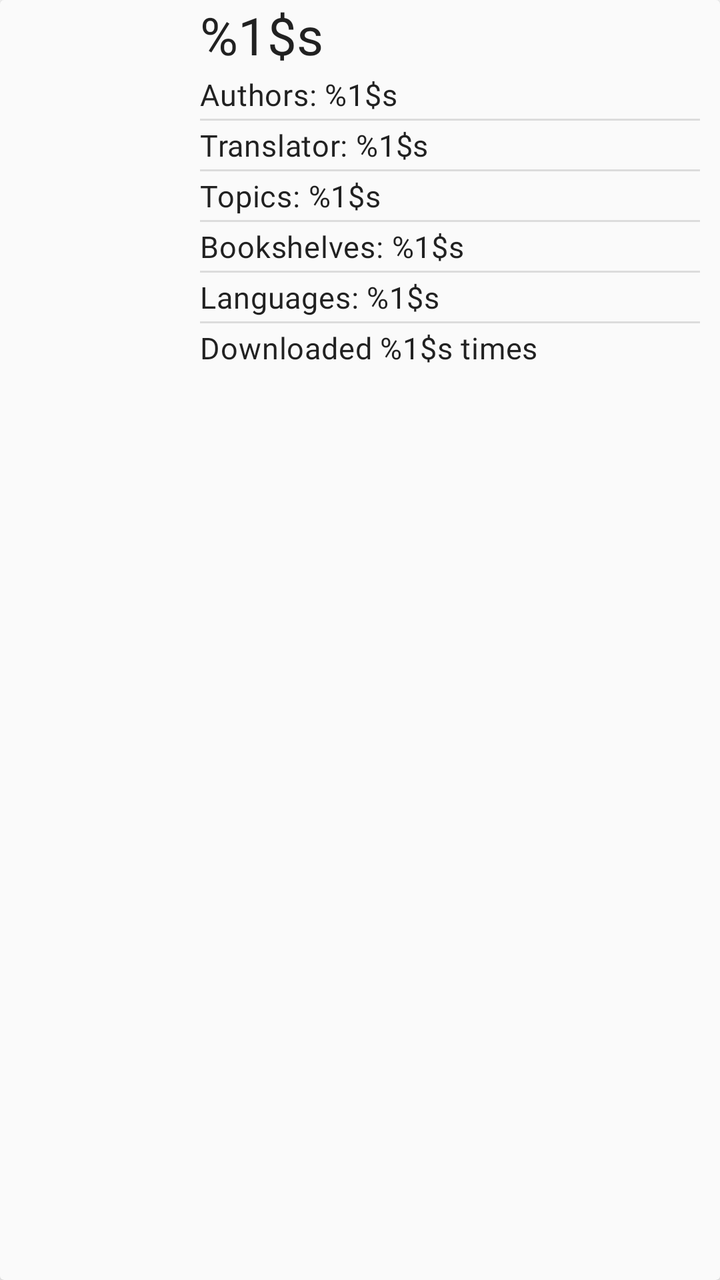
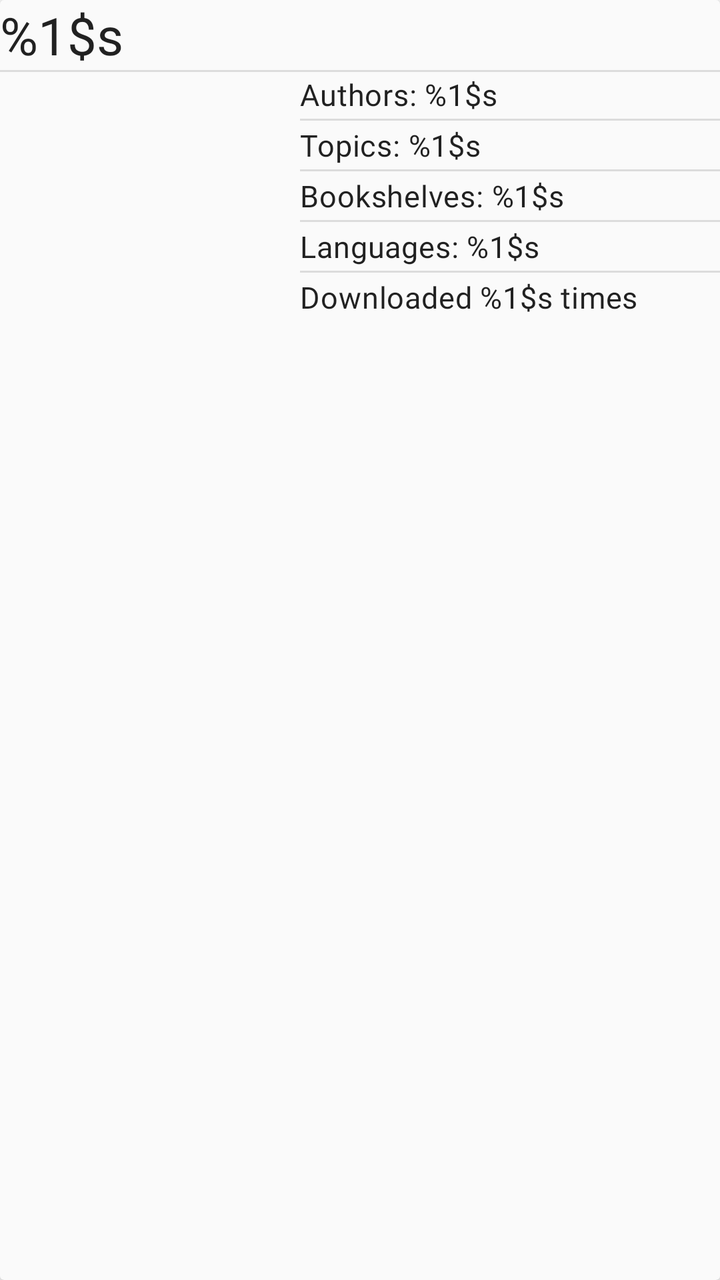

Compare the two renders of this Android layout. The source of the first and the diff that turns it into the second are given below.
<!-- AndroidManifest.xml: another module's application theme Theme.ECatalogs -->
<!-- res/layout/book_entry.xml -->
<?xml version="1.0" encoding="utf-8"?>
<androidx.cardview.widget.CardView xmlns:android="http://schemas.android.com/apk/res/android"
    xmlns:app="http://schemas.android.com/apk/res-auto"
    android:id="@+id/book_entry_card_view"
    android:layout_width="match_parent"
    android:layout_height="wrap_content"
    android:backgroundTint="?attr/colorSurface">

    <androidx.constraintlayout.widget.ConstraintLayout
        android:layout_width="match_parent"
        android:layout_height="wrap_content">

        <com.google.android.material.imageview.ShapeableImageView
            android:layout_width="100dp"
            android:layout_height="100dp"
            android:id="@+id/image"
            app:layout_constraintTop_toTopOf="parent"
            app:layout_constraintStart_toStartOf="parent"/>

        <LinearLayout
            android:layout_width="250dp"
            android:layout_height="wrap_content"
            android:id="@+id/llayout"
            android:orientation="vertical"
            app:layout_constraintStart_toEndOf="@id/image"
            app:layout_constraintTop_toTopOf="parent"
            app:layout_constraintBottom_toBottomOf="parent">

            <TextView
                android:id="@+id/book_title"
                android:layout_width="match_parent"
                android:layout_height="wrap_content"
                android:text="@string/title"
                android:textAppearance="?attr/textAppearanceHeadline5" />

            <com.google.android.material.textview.MaterialTextView
                android:id="@+id/authors"
                android:layout_width="match_parent"
                android:layout_height="wrap_content"
                android:layout_marginVertical="@dimen/two_dimen"
                android:text="@string/authors"
                android:textAppearance="?attr/textAppearanceBody2" />

            <View style="@style/Divider.Horizontal" />

            <com.google.android.material.textview.MaterialTextView
                android:id="@+id/translators"
                android:layout_width="match_parent"
                android:layout_height="wrap_content"
                android:layout_marginVertical="@dimen/two_dimen"
                android:text="@string/translators"
                android:textAppearance="?attr/textAppearanceBody2" />

            <View style="@style/Divider.Horizontal" />

            <com.google.android.material.textview.MaterialTextView
                android:id="@+id/topics"
                android:layout_width="match_parent"
                android:layout_height="wrap_content"
                android:layout_marginVertical="@dimen/two_dimen"
                android:text="@string/topics"
                android:textAppearance="?attr/textAppearanceBody2" />

            <View style="@style/Divider.Horizontal" />

            <com.google.android.material.textview.MaterialTextView
                android:id="@+id/bookshelf"
                android:layout_width="match_parent"
                android:layout_height="wrap_content"
                android:layout_marginVertical="@dimen/two_dimen"
                android:text="@string/bookshelf"
                android:textAppearance="?attr/textAppearanceBody2" />

            <View style="@style/Divider.Horizontal" />

            <com.google.android.material.textview.MaterialTextView
                android:id="@+id/languages"
                android:layout_width="match_parent"
                android:layout_height="wrap_content"
                android:layout_marginVertical="@dimen/two_dimen"
                android:text="@string/languages"
                android:textAppearance="?attr/textAppearanceBody2" />

            <View style="@style/Divider.Horizontal" />

            <com.google.android.material.textview.MaterialTextView
                android:id="@+id/downloaded"
                android:layout_width="match_parent"
                android:layout_height="wrap_content"
                android:layout_marginVertical="@dimen/two_dimen"
                android:text="@string/downloaded"
                android:textAppearance="?attr/textAppearanceBody2" />

        </LinearLayout>


    </androidx.constraintlayout.widget.ConstraintLayout>

</androidx.cardview.widget.CardView>
<!-- resources referenced by this layout -->
<resources>
  <dimen name="two_dimen">2dp</dimen>
  <string name="authors">Authors: %1$s</string>
  <string name="bookshelf">Bookshelves: %1$s</string>
  <string name="downloaded">Downloaded %1$s times</string>
  <string name="languages">Languages: %1$s</string>
  <string name="title">%1$s</string>
  <string name="topics">Topics: %1$s</string>
  <string name="translators">Translator: %1$s</string>
  <style name="Divider.Horizontal" parent="Divider">
          <item name="android:layout_width">match_parent</item>
          <item name="android:layout_height">1dp</item>
      </style>
  <style name="Divider">
          <item name="android:background">?android:attr/listDivider</item> // can add colorur here
      </style>
  <color name="blue_grey_600">#546e7a</color>
  <color name="blue_grey_100">#819ca9</color>
  <color name="black">#000000</color>
  <color name="white">#fafafa</color>
  <color name="blue_grey_700">#29434e</color>
  <style name="ShapeAppearance.ECatalog.SmallComponent" parent="ShapeAppearance.MaterialComponents.SmallComponent">
          <item name="cornerFamily">rounded</item>
          <item name="cornerSize">@dimen/reply_small_component_corner_radius</item>
      </style>
  <style name="ShapeAppearance.ECatalog.MediumComponent" parent="ShapeAppearance.MaterialComponents.MediumComponent">
          <item name="cornerFamily">rounded</item>
          <item name="cornerSize">@dimen/reply_medium_component_corner_radius</item>
      </style>
  <style name="ShapeAppearance.ECatalog.LargeComponent" parent="ShapeAppearance.MaterialComponents.LargeComponent">
          <item name="cornerFamily">rounded</item>
          <item name="cornerSize">@dimen/reply_large_component_corner_radius</item>
      </style>
  <style name="TextAppearance.MdcTypographyStyles.Headline5" parent="TextAppearance.MaterialComponents.Headline5">
          <item name="fontFamily">@font/nunito_sans_bold</item>
          <item name="android:fontFamily">@font/nunito_sans_bold</item>
          <item name="android:textSize">26sp</item>
      </style>
  <style name="TextAppearance.MdcTypographyStyles.Body1" parent="TextAppearance.MaterialComponents.Body1">
          <item name="fontFamily">@font/nunito_sans_regular</item>
          <item name="android:fontFamily">@font/nunito_sans_regular</item>
          <item name="android:textSize">17sp</item>
      </style>
  <style name="TextAppearance.MdcTypographyStyles.Body2" parent="TextAppearance.MaterialComponents.Body2">
          <item name="fontFamily">@font/nunito_sans_regular</item>
          <item name="android:fontFamily">@font/nunito_sans_regular</item>
          <item name="android:textSize">15sp</item>
      </style>
  <style name="TextAppearance.MdcTypographyStyles.Button" parent="TextAppearance.MaterialComponents.Button">
          <item name="fontFamily">@font/nunito_sans_light</item>
          <item name="android:fontFamily">@font/nunito_sans_light</item>
          <item name="android:textSize">15sp</item>
      </style>
  <style name="TextAppearance.MdcTypographyStyles.Caption" parent="TextAppearance.MaterialComponents.Caption">
          <item name="fontFamily">@font/nunito_sans_light</item>
          <item name="android:fontFamily">@font/nunito_sans_light</item>
          <item name="android:textSize">13sp</item>
      </style>
  <style name="TextAppearance.MdcTypographyStyles.Overline" parent="TextAppearance.MaterialComponents.Overline">
          <item name="fontFamily">@font/nunito_sans_light</item>
          <item name="android:fontFamily">@font/nunito_sans_light</item>
          <item name="android:textSize">11sp</item>
      </style>
  <dimen name="reply_small_component_corner_radius">8dp</dimen>
  <dimen name="reply_medium_component_corner_radius">12dp</dimen>
  <dimen name="reply_large_component_corner_radius">24dp</dimen>
  <!-- unchanged entries left out for length: 3 -->
</resources>

<!-- the commit's change to res/layout/book_entry.xml (unified diff, before → after) -->
@@ -4,34 +4,45 @@
     android:id="@+id/book_entry_card_view"
     android:layout_width="match_parent"
     android:layout_height="wrap_content"
+    android:layout_marginBottom="8dp"
     android:backgroundTint="?attr/colorSurface">
 
     <androidx.constraintlayout.widget.ConstraintLayout
         android:layout_width="match_parent"
         android:layout_height="wrap_content">
 
+        <TextView
+            android:id="@+id/book_title"
+            android:layout_width="match_parent"
+            android:layout_height="wrap_content"
+            android:layout_marginBottom="@dimen/two_dimen"
+            android:text="@string/title"
+            android:textAppearance="?attr/textAppearanceHeadline5"
+            app:layout_constraintTop_toTopOf="parent" />
+
+        <View
+            android:id="@+id/divider_horizontal"
+            style="@style/Divider.Horizontal"
+            app:layout_constraintStart_toStartOf="parent"
+            app:layout_constraintTop_toBottomOf="@id/book_title" />
+
         <com.google.android.material.imageview.ShapeableImageView
-            android:layout_width="100dp"
-            android:layout_height="100dp"
             android:id="@+id/image"
-            app:layout_constraintTop_toTopOf="parent"
-            app:layout_constraintStart_toStartOf="parent"/>
+            android:layout_width="150dp"
+            android:layout_height="match_parent"
+            android:adjustViewBounds="true"
+            app:layout_constraintBottom_toBottomOf="parent"
+            app:layout_constraintStart_toStartOf="parent"
+            app:layout_constraintTop_toBottomOf="@id/divider_horizontal" />
 
         <LinearLayout
+            android:id="@+id/llayout"
             android:layout_width="250dp"
             android:layout_height="wrap_content"
-            android:id="@+id/llayout"
             android:orientation="vertical"
+            app:layout_constraintBottom_toBottomOf="parent"
             app:layout_constraintStart_toEndOf="@id/image"
-            app:layout_constraintTop_toTopOf="parent"
-            app:layout_constraintBottom_toBottomOf="parent">
-
-            <TextView
-                android:id="@+id/book_title"
-                android:layout_width="match_parent"
-                android:layout_height="wrap_content"
-                android:text="@string/title"
-                android:textAppearance="?attr/textAppearanceHeadline5" />
+            app:layout_constraintTop_toTopOf="@id/divider_horizontal">
 
             <com.google.android.material.textview.MaterialTextView
                 android:id="@+id/authors"
@@ -39,16 +50,6 @@
                 android:layout_height="wrap_content"
                 android:layout_marginVertical="@dimen/two_dimen"
                 android:text="@string/authors"
-                android:textAppearance="?attr/textAppearanceBody2" />
-
-            <View style="@style/Divider.Horizontal" />
-
-            <com.google.android.material.textview.MaterialTextView
-                android:id="@+id/translators"
-                android:layout_width="match_parent"
-                android:layout_height="wrap_content"
-                android:layout_marginVertical="@dimen/two_dimen"
-                android:text="@string/translators"
                 android:textAppearance="?attr/textAppearanceBody2" />
 
             <View style="@style/Divider.Horizontal" />
<!-- resource entries referenced after the edit -->
@@ -7,7 +7,6 @@
   <string name="languages">Languages: %1$s</string>
   <string name="title">%1$s</string>
   <string name="topics">Topics: %1$s</string>
-  <string name="translators">Translator: %1$s</string>
   <style name="Divider.Horizontal" parent="Divider">
           <item name="android:layout_width">match_parent</item>
           <item name="android:layout_height">1dp</item>
